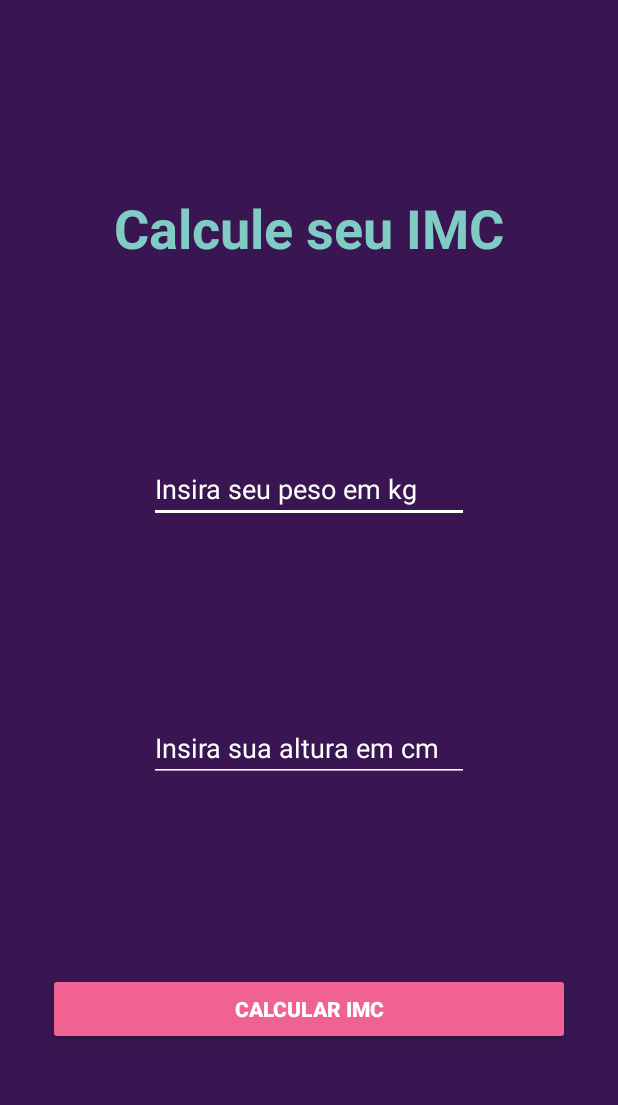
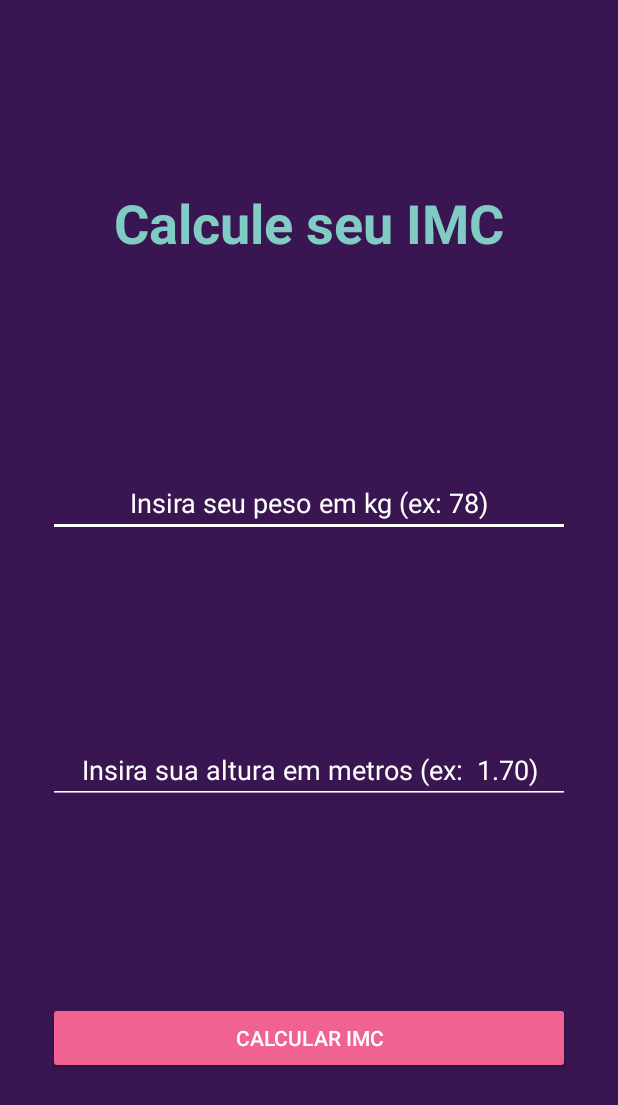
Before and after one commit to erikadesu/kotlin-calculadora-de-imc, an Android app: the screen it shows after launch (MainActivity), on a phone screen of 412 x 824 dp. Shown: the top 1105 px of the screen. Run offline under Robolectric (Android 15) with nearby library versions, the phone set to English and light mode, and no system bars.

Commit message:
use m instead of cm and format to display one digit after .

```diff
--- a/app/src/main/java/com/erikadesu/calculadoradeimc/MainActivity.kt
+++ b/app/src/main/java/com/erikadesu/calculadoradeimc/MainActivity.kt
@@ -3,6 +3,7 @@ package com.erikadesu.calculadoradeimc
 import android.content.Intent
 import androidx.appcompat.app.AppCompatActivity
 import android.os.Bundle
+import android.widget.SeekBar
 import android.widget.Toast
 import kotlinx.android.synthetic.main.activity_main.*
 
@@ -25,11 +26,11 @@ class MainActivity : AppCompatActivity() {
                     edtMainHeight.requestFocus()
                 }
             } else {
-                val heightInM = height.toFloat() * 0.01
-                val results = weight.toFloat() / (heightInM * heightInM)
+                val results = weight.toFloat() / (height.toFloat() * height.toFloat())
                 val mIntent = Intent(this, ResultsActivity::class.java)
+                val formattedResults = String.format("%.1f", results)
 
-                mIntent.putExtra("INTENT_RESULTS", results.toString())
+                mIntent.putExtra("INTENT_RESULTS", formattedResults)
                 startActivity(mIntent)
             }
         }
--- a/app/src/main/res/layout/activity_main.xml
+++ b/app/src/main/res/layout/activity_main.xml
@@ -5,13 +5,19 @@
     android:layout_width="match_parent"
     android:layout_height="match_parent"
     android:background="@color/colorBackgroundDark"
+    android:backgroundTint="@color/colorBackgroundDark"
     tools:context=".MainActivity">
 
     <TextView
         android:id="@+id/textView2"
-        android:layout_width="wrap_content"
+        android:layout_width="0dp"
         android:layout_height="wrap_content"
+        android:layout_marginStart="32dp"
+        android:layout_marginTop="16dp"
+        android:layout_marginEnd="32dp"
+        android:layout_marginBottom="32dp"
         android:text="Calcule seu IMC"
+        android:textAlignment="center"
         android:textColor="@color/colorPrimaryDark"
         android:textSize="36sp"
         android:textStyle="bold"
@@ -23,12 +29,15 @@
 
     <EditText
         android:id="@+id/edtMainWeight"
-        android:layout_width="wrap_content"
+        android:layout_width="0dp"
         android:layout_height="wrap_content"
+        android:layout_marginStart="32dp"
+        android:layout_marginEnd="32dp"
         android:backgroundTint="#FFFFFF"
         android:ems="10"
-        android:hint="Insira seu peso em kg"
+        android:hint="Insira seu peso em kg (ex: 78)"
         android:inputType="numberDecimal"
+        android:textAlignment="center"
         android:textColor="@color/colorPrimaryLight"
         android:textColorHint="#FFFFFF"
         app:layout_constraintBottom_toTopOf="@+id/edtMainHeight"
@@ -39,12 +48,17 @@
 
     <EditText
         android:id="@+id/edtMainHeight"
-        android:layout_width="wrap_content"
+        android:layout_width="0dp"
         android:layout_height="wrap_content"
+        android:layout_marginStart="32dp"
+        android:layout_marginTop="24dp"
+        android:layout_marginEnd="32dp"
+        android:layout_marginBottom="24dp"
         android:backgroundTint="#FFFFFF"
         android:ems="10"
-        android:hint="Insira sua altura em cm"
+        android:hint="Insira sua altura em metros (ex:  1.70)"
         android:inputType="numberDecimal"
+        android:textAlignment="center"
         android:textColor="@color/colorPrimaryLight"
         android:textColorHint="#FFFFFF"
         app:layout_constraintBottom_toTopOf="@+id/btnMainCalculate"
@@ -62,7 +76,6 @@
         android:backgroundTint="@color/colorAccent"
         android:text="Calcular IMC"
         android:textColor="#FFFFFF"
-        android:textStyle="bold"
         app:layout_constraintBottom_toBottomOf="parent"
         app:layout_constraintEnd_toEndOf="parent"
         app:layout_constraintHorizontal_bias="0.5"
```
